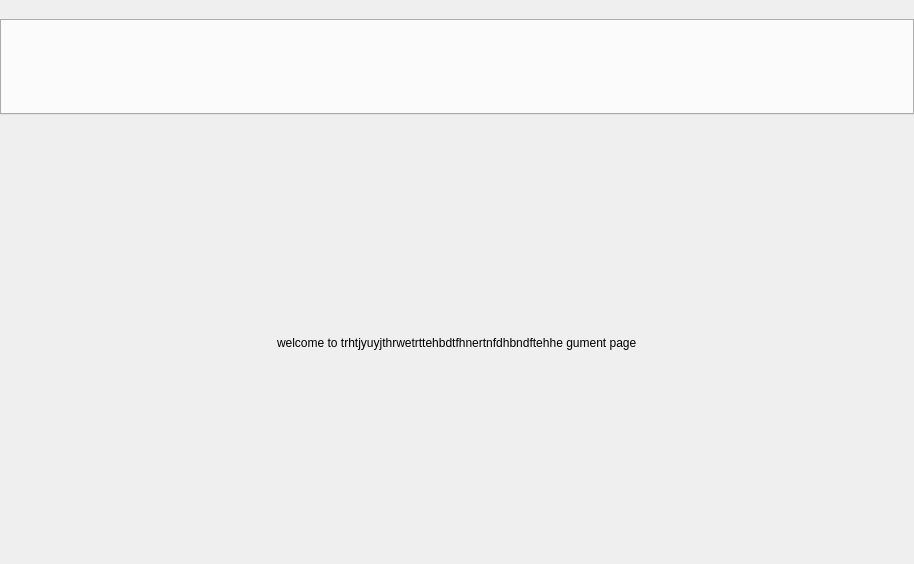
Above: mainwindow.ui from dudghks/senior-capstone before the change. Below: the same form after it.
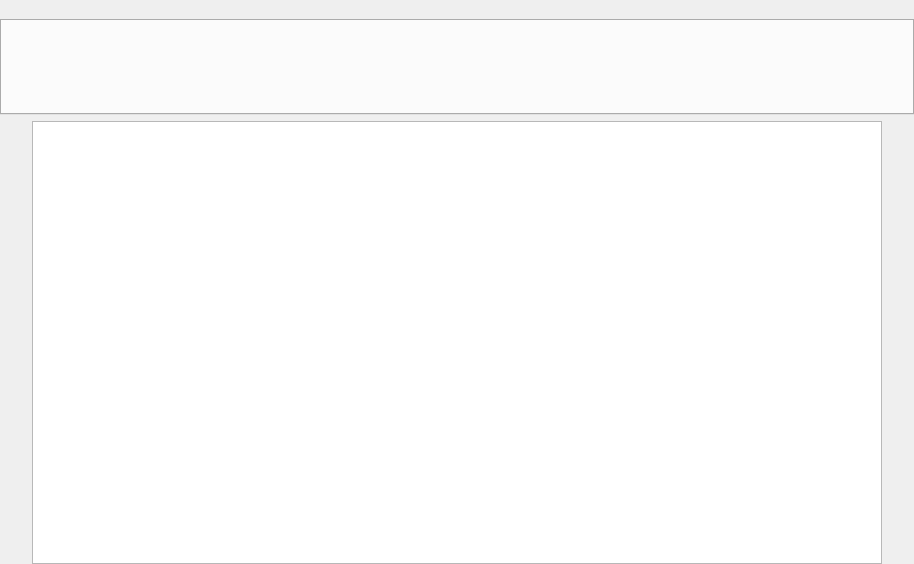
That is the form after the change. The open tabs and pages were chosen to show the change. Icons and pictures are not drawn. Custom widgets are drawn as their Qt base class.

Commit message: Started Text Writing

```diff
--- a/mainwindow.ui
+++ b/mainwindow.ui
@@ -346,6 +346,21 @@
       </widget>
       <widget class="QWidget" name="documentPage">
        <layout class="QHBoxLayout" name="horizontalLayout">
+        <property name="spacing">
+         <number>0</number>
+        </property>
+        <property name="leftMargin">
+         <number>0</number>
+        </property>
+        <property name="topMargin">
+         <number>0</number>
+        </property>
+        <property name="rightMargin">
+         <number>0</number>
+        </property>
+        <property name="bottomMargin">
+         <number>0</number>
+        </property>
         <item>
          <spacer name="horizontalSpacer">
           <property name="orientation">
@@ -360,9 +375,15 @@
          </spacer>
         </item>
         <item>
-         <widget class="QLabel" name="label_3">
-          <property name="text">
-           <string>welcome to trhtjyuyjthrwetrttehbdtfhnertnfdhbndftehhe gument page</string>
+         <widget class="QTextEdit" name="textEdit">
+          <property name="minimumSize">
+           <size>
+            <width>850</width>
+            <height>0</height>
+           </size>
+          </property>
+          <property name="styleSheet">
+           <string notr="true">border-color: rgb(204, 204, 204);</string>
           </property>
          </widget>
         </item>
```
Left out of the diff: 14 changed lines with no effect on the pictures. The commit also changes 2 other files.
